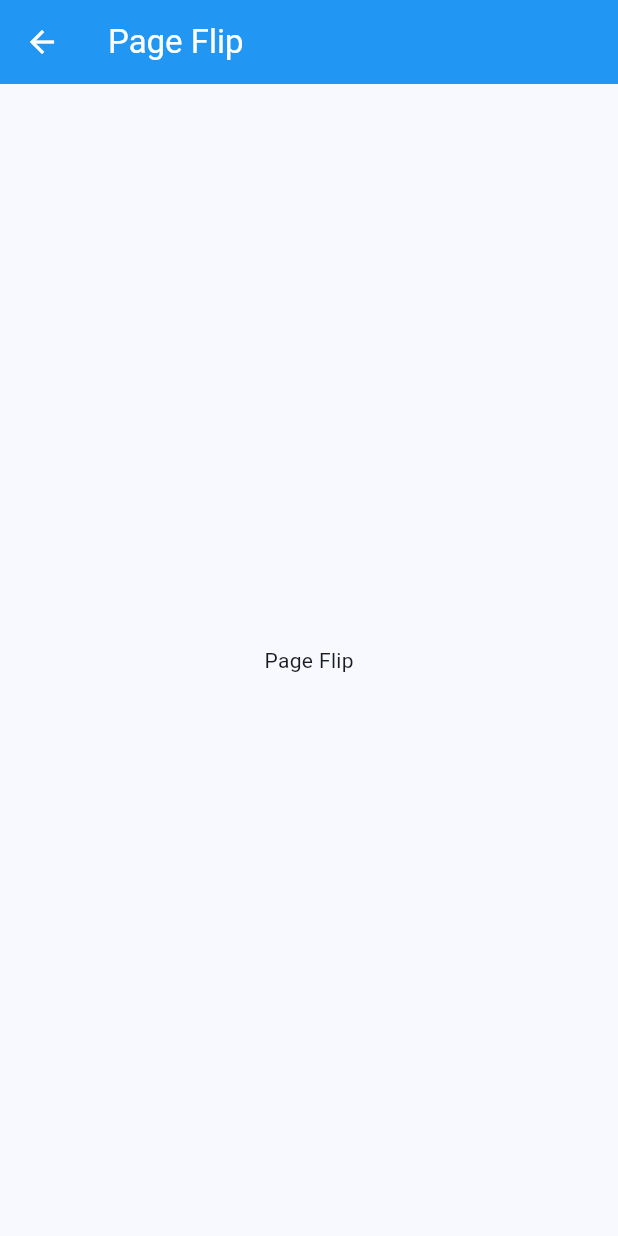
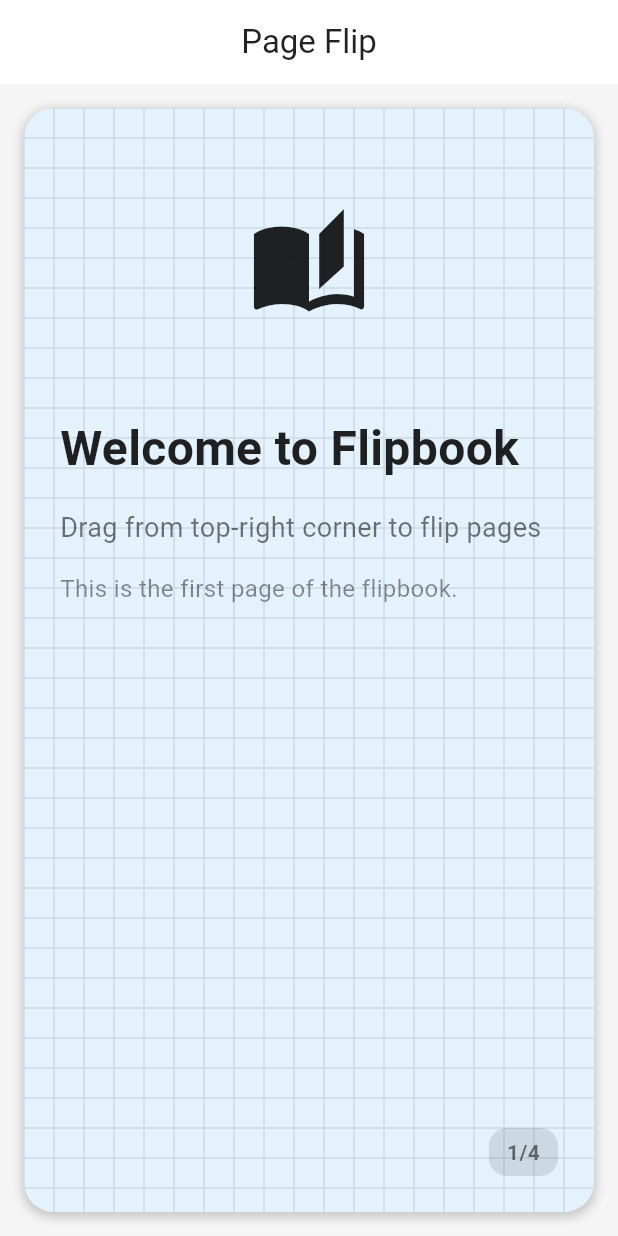
Before and after one commit to dhaval-nakum/flutter-practical, a Flutter app: the screen it shows after launch, after a tap on "Page Flip", on a phone screen of 412 x 824 dp. Run offline on Flutter 3.47's test engine with Material 3 defaults, Android fonts, the phone set to English and light mode, and no system bars.

Commit message:
Added Page Flip Screen

```diff
--- a/lib/constants/app_pages.dart
+++ b/lib/constants/app_pages.dart
@@ -2,7 +2,7 @@ import 'package:flutter/material.dart';
 
 import '../screens/dragndrop_screen.dart';
 import '../screens/home_screen.dart';
-import '../screens/pageflips_screen.dart';
+import '../screens/page_flip_screen.dart';
 import 'app_routes.dart';
 
 // A class to manage all the application's routes and their corresponding screens.
--- /dev/null
+++ b/lib/models/page_flip/page_content_model.dart
@@ -0,0 +1,17 @@
+import 'package:flutter/material.dart';
+
+class PageContent {
+  final String title;
+  final String content;
+  final String description;
+  final Color color;
+  final IconData image;
+
+  PageContent({
+    required this.title,
+    required this.content,
+    required this.description,
+    required this.color,
+    required this.image,
+  });
+}
--- /dev/null
+++ b/lib/screens/page_flip_screen.dart
@@ -0,0 +1,326 @@
+import 'package:flutter/material.dart';
+
+import 'package:flutter_practical/constants/app_strings.dart';
+import 'package:flutter_practical/utils/extension.dart';
+
+import '../models/page_flip/page_content_model.dart';
+
+class PageFlipScreen extends StatefulWidget {
+  const PageFlipScreen({super.key});
+
+  @override
+  State<PageFlipScreen> createState() => _PageFlipScreenState();
+}
+
+class _PageFlipScreenState extends State<PageFlipScreen> {
+  Offset? _dragPosition;
+  int _currentPage = 0;
+  bool _isDragging = false;
+
+  final List<PageContent> _pages = [
+    PageContent(
+      title: 'Welcome to Flipbook',
+      content: 'Drag from top-right corner to flip pages',
+      description: 'This is the first page of the flipbook.',
+      color: Colors.blue.shade50,
+      image: Icons.auto_stories,
+    ),
+    PageContent(
+      title: 'Interactive Pages',
+      content: 'Experience realistic page turning',
+      description: 'This page showcases the interactive features.',
+      color: Colors.green.shade50,
+      image: Icons.touch_app,
+    ),
+    PageContent(
+      title: 'Smooth Animations',
+      content: 'Feel the natural page curl effect',
+      description: 'Enjoy the smooth animations as you flip through.',
+      color: Colors.orange.shade50,
+      image: Icons.animation,
+    ),
+    PageContent(
+      title: 'Beautiful Design',
+      content: 'Enjoy the carefully crafted visuals',
+      description: 'This page highlights the beautiful design elements.',
+      color: Colors.purple.shade50,
+      image: Icons.design_services,
+    ),
+  ];
+
+  void _handlePanStart(DragStartDetails details) {
+    final topRightCorner = Offset(MediaQuery.of(context).size.width - 100, 0);
+    if ((details.localPosition - topRightCorner).distance < 100) {
+      setState(() {
+        _isDragging = true;
+        _dragPosition = details.localPosition;
+      });
+    }
+  }
+
+  void _handlePanUpdate(DragUpdateDetails details) {
+    if (_isDragging) {
+      setState(() {
+        _dragPosition = details.localPosition;
+      });
+    }
+  }
+
+  void _handlePanEnd(DragEndDetails details) {
+    if (_isDragging) {
+      final velocity = details.velocity.pixelsPerSecond;
+      final shouldTurnPage = velocity.dx.abs() > 200 || (_dragPosition?.dx ?? 0) < MediaQuery.of(context).size.width * 0.5;
+
+      setState(() {
+        if (shouldTurnPage && _currentPage < _pages.length - 1) {
+          _currentPage++;
+        }
+        _isDragging = false;
+        _dragPosition = null;
+      });
+    }
+  }
+
+  @override
+  Widget build(BuildContext context) {
+    return Scaffold(
+      backgroundColor: Colors.grey[100],
+      appBar: AppBar(
+        title: const Text(AppStrings.pageFlip),
+        centerTitle: true,
+        elevation: 0,
+        backgroundColor: Colors.white,
+        foregroundColor: Colors.black87,
+      ),
+      body: GestureDetector(
+        onPanStart: _handlePanStart,
+        onPanUpdate: _handlePanUpdate,
+        onPanEnd: _handlePanEnd,
+        child: Stack(
+          children: [
+            // Next page (showing underneath)
+            if (_currentPage < _pages.length - 1) _buildPage(_currentPage + 1),
+
+            // Current page with curl effect
+            if (_currentPage < _pages.length)
+              ClipPath(
+                clipper: PageClipper(
+                  dragPosition: _dragPosition,
+                  isDragging: _isDragging,
+                ),
+                child: Stack(
+                  children: [
+                    _buildPage(_currentPage),
+                    if (_isDragging && _dragPosition != null)
+                      CustomPaint(
+                        painter: CurlEffectPainter(
+                          dragPosition: _dragPosition!,
+                        ),
+                        size: Size.infinite,
+                      ),
+                  ],
+                ),
+              ),
+          ],
+        ),
+      ),
+    );
+  }
+
+  Widget _buildPage(int index) {
+    final page = _pages[index];
+    return Container(
+      margin: const EdgeInsets.all(16),
+      decoration: BoxDecoration(
+        color: page.color,
+        borderRadius: BorderRadius.circular(20),
+        boxShadow: [
+          BoxShadow(
+            color: Colors.black.withOpacity(0.1),
+            spreadRadius: 1,
+            blurRadius: 5,
+            offset: const Offset(0, 2),
+          ),
+        ],
+      ),
+      child: ClipRRect(
+        borderRadius: BorderRadius.circular(20),
+        child: Stack(
+          children: [
+            Positioned.fill(
+              child: CustomPaint(
+                painter: BackgroundPatternPainter(
+                  color: page.color.darker(),
+                ),
+              ),
+            ),
+            Padding(
+              padding: const EdgeInsets.all(24.0),
+              child: Column(
+                crossAxisAlignment: CrossAxisAlignment.start,
+                children: [
+                  const SizedBox(height: 40),
+                  Center(
+                    child: Icon(
+                      page.image,
+                      size: 80,
+                      color: Colors.black87,
+                    ),
+                  ),
+                  const SizedBox(height: 60),
+                  Text(
+                    page.title,
+                    style: const TextStyle(
+                      fontSize: 32,
+                      fontWeight: FontWeight.bold,
+                      color: Colors.black87,
+                    ),
+                  ),
+                  const SizedBox(height: 16),
+                  Text(
+                    page.content,
+                    style: const TextStyle(
+                      fontSize: 18,
+                      color: Colors.black54,
+                      height: 1.5,
+                    ),
+                  ),
+                  const SizedBox(height: 16),
+                  Text(
+                    page.description,
+                    style: const TextStyle(
+                      fontSize: 16,
+                      color: Colors.black45,
+                      height: 1.5,
+                    ),
+                  ),
+                ],
+              ),
+            ),
+            Positioned(
+              bottom: 24,
+              right: 24,
+              child: Container(
+                padding: const EdgeInsets.symmetric(horizontal: 12, vertical: 6),
+                decoration: BoxDecoration(
+                  color: Colors.black.withOpacity(0.1),
+                  borderRadius: BorderRadius.circular(12),
+                ),
+                child: Text(
+                  '${index + 1}/${_pages.length}',
+                  style: const TextStyle(
+                    fontSize: 14,
+                    fontWeight: FontWeight.bold,
+                    color: Colors.black54,
+                  ),
+                ),
+              ),
+            ),
+          ],
+        ),
+      ),
+    );
+  }
+}
+
+class PageClipper extends CustomClipper<Path> {
+  final Offset? dragPosition;
+  final bool isDragging;
+
+  PageClipper({
+    required this.dragPosition,
+    required this.isDragging,
+  });
+
+  @override
+  Path getClip(Size size) {
+    if (!isDragging || dragPosition == null) {
+      return Path()..addRect(Rect.fromLTWH(0, 0, size.width, size.height));
+    }
+
+    final path = Path();
+    final radius = (Offset(size.width, 0) - dragPosition!).distance * 0.2;
+
+    path.moveTo(0, 0);
+    path.lineTo(size.width - radius, 0);
+    path.quadraticBezierTo(
+      size.width - radius / 2,
+      radius / 2,
+      dragPosition!.dx,
+      dragPosition!.dy,
+    );
+    path.lineTo(size.width, size.height);
+    path.lineTo(0, size.height);
+    path.close();
+
+    return path;
+  }
+
+  @override
+  bool shouldReclip(CustomClipper<Path> oldClipper) => true;
+}
+
+class CurlEffectPainter extends CustomPainter {
+  final Offset dragPosition;
+
+  CurlEffectPainter({required this.dragPosition});
+
+  @override
+  void paint(Canvas canvas, Size size) {
+    final paint = Paint()
+      ..color = Colors.black.withOpacity(0.3)
+      ..style = PaintingStyle.fill
+      ..maskFilter = const MaskFilter.blur(BlurStyle.normal, 8);
+
+    final radius = (Offset(size.width, 0) - dragPosition).distance * 0.2;
+
+    final shadowPath = Path()
+      ..moveTo(dragPosition.dx, dragPosition.dy)
+      ..lineTo(size.width - radius, 0)
+      ..quadraticBezierTo(
+        size.width - radius / 2,
+        radius / 2,
+        dragPosition.dx + 20,
+        dragPosition.dy + 20,
+      );
+
+    canvas.drawPath(shadowPath, paint);
+  }
+
+  @override
+  bool shouldRepaint(covariant CustomPainter oldDelegate) => true;
+}
+
+class BackgroundPatternPainter extends CustomPainter {
+  final Color color;
+
+  BackgroundPatternPainter({required this.color});
+
+  @override
+  void paint(Canvas canvas, Size size) {
+    final paint = Paint()
+      ..color = color
+      ..strokeWidth = 1.0
+      ..style = PaintingStyle.stroke;
+
+    const spacing = 20.0;
+    for (double i = 0; i < size.width; i += spacing) {
+      canvas.drawLine(
+        Offset(i, 0),
+        Offset(i, size.height),
+        paint,
+      );
+    }
+
+    for (double i = 0; i < size.height; i += spacing) {
+      canvas.drawLine(
+        Offset(0, i),
+        Offset(size.width, i),
+        paint,
+      );
+    }
+  }
+
+  @override
+  bool shouldRepaint(covariant CustomPainter oldDelegate) => false;
+}
--- a/lib/screens/pageflips_screen.dart
+++ /dev/null
@@ -1,18 +0,0 @@
-import 'package:flutter/material.dart';
-import 'package:flutter_practical/constants/app_strings.dart';
-
-class PageFlipScreen extends StatelessWidget {
-  const PageFlipScreen({super.key});
-
-  @override
-  Widget build(BuildContext context) {
-    return Scaffold(
-      appBar: AppBar(
-        title: const Text(AppStrings.pageFlip),
-      ),
-      body: const Center(
-        child: Text(AppStrings.pageFlip),
-      ),
-    );
-  }
-}
--- /dev/null
+++ b/lib/utils/extension.dart
@@ -0,0 +1,13 @@
+import 'package:flutter/material.dart';
+
+extension ColorExtension on Color {
+  Color darker() {
+    const factor = 0.9;
+    return Color.fromARGB(
+      alpha,
+      (red * factor).round(),
+      (green * factor).round(),
+      (blue * factor).round(),
+    );
+  }
+}
```
